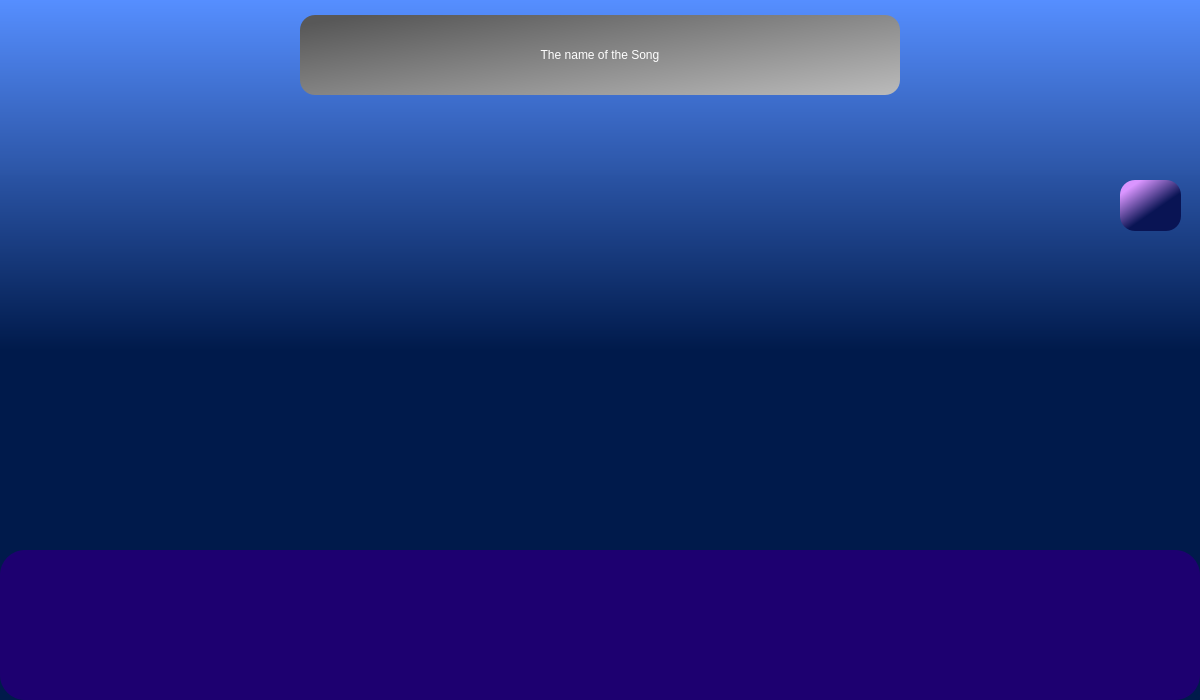
This is test0.ui in EbrahimElShawa/GROOVE as Qt 5 draws it before an edit. The edited form follows.
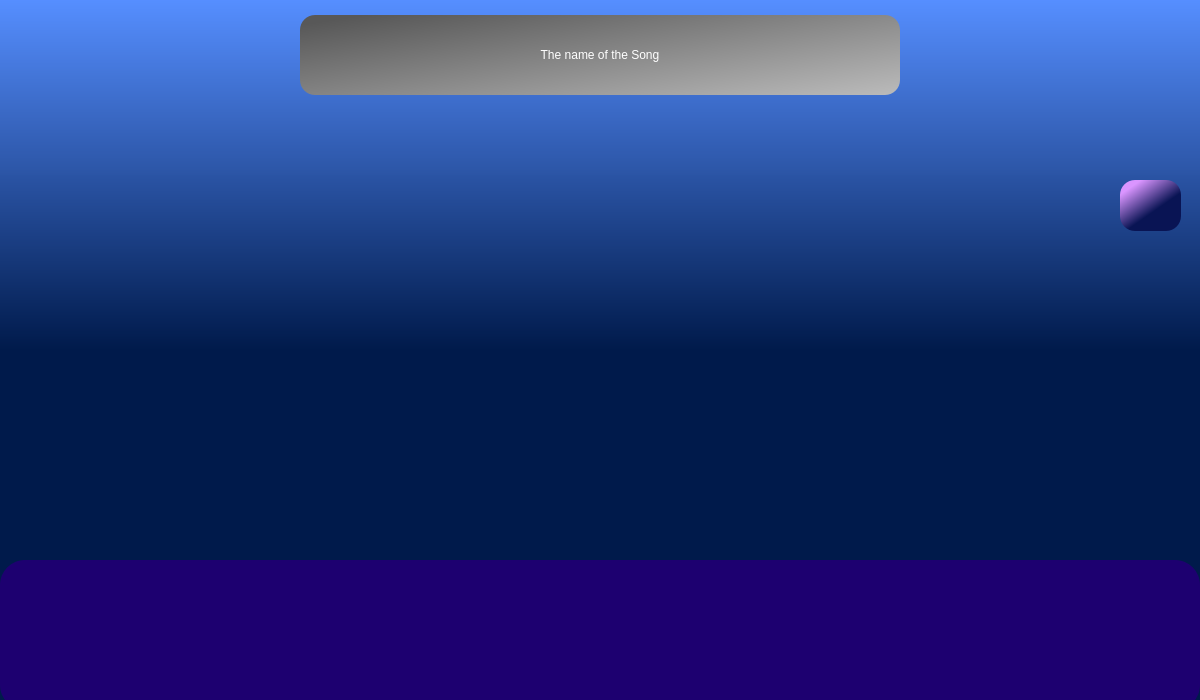
This is the edited form. Icons and pictures are not drawn.

The edit to the form file:
```diff
--- a/test0.ui
+++ b/test0.ui
@@ -241,7 +241,7 @@
     <property name="geometry">
      <rect>
       <x>0</x>
-      <y>550</y>
+      <y>560</y>
       <width>1200</width>
       <height>150</height>
      </rect>
```
Left out of the diff: 25 changed lines with no effect on the pictures.
